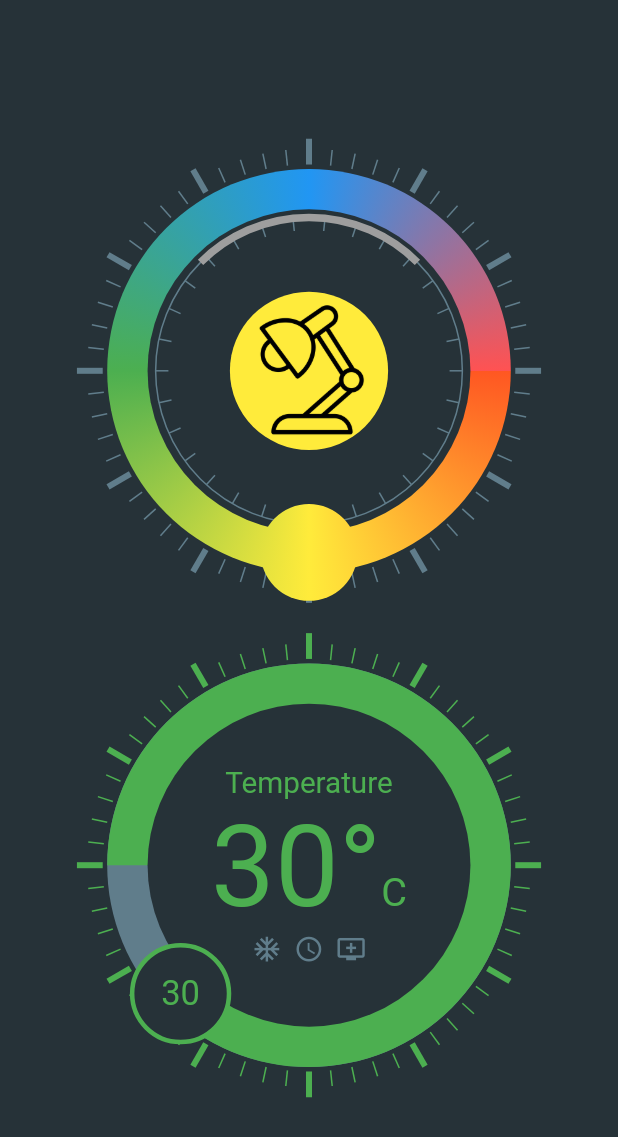
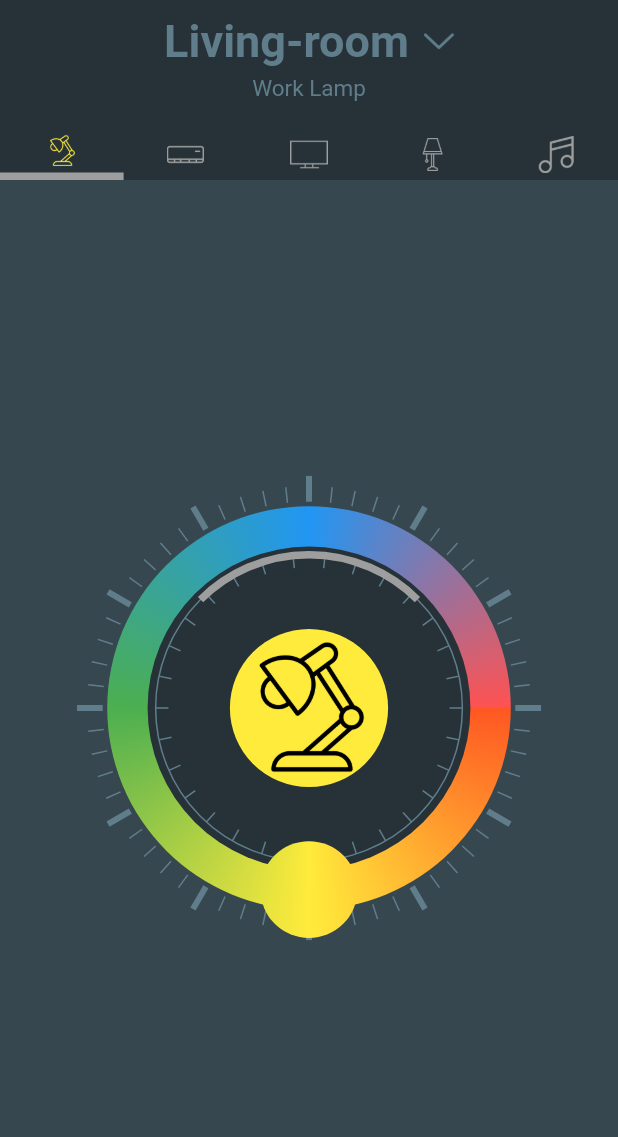
Before and after one commit to Abu-muhab/flutter_challenge_lagos, a Flutter app: the screen it shows after launch, on a phone screen of 412 x 824 dp. Shown: the top 1137 px of the screen. Run offline on Flutter 3.47's test engine with Material 2 defaults, Android fonts, the phone set to English and light mode, and no system bars.

Commit message:
view initial implementation

```diff
--- a/lib/main.dart
+++ b/lib/main.dart
@@ -1,6 +1,7 @@
 import 'package:flutter/material.dart';
 import 'package:flutter_lagos_challenge/widgets/knob_selector.dart';
 import 'package:flutter_lagos_challenge/widgets/number_knob_selector.dart';
+import 'package:flutter_lagos_challenge/widgets/view_holder.dart';
 
 void main() {
   runApp(MyApp());
@@ -26,32 +27,8 @@ class Home extends StatelessWidget {
         color: Colors.blueGrey[900]!,
         height: double.infinity,
         width: double.infinity,
-        child: Column(
-          mainAxisAlignment: MainAxisAlignment.center,
-          children: [
-            SizedBox(
-              width: MediaQuery.of(context).size.width * 0.8,
-              height: MediaQuery.of(context).size.width * 0.8,
-              child: KnobSelector(
-                icon: Image.asset(
-                  "images/lamp.png",
-                  fit: BoxFit.fill,
-                ),
-                iconContainerColor: Colors.yellow,
-                markingsColor: Colors.blueGrey,
-                fillColor: Colors.blueGrey[900]!,
-              ),
-            ),
-            SizedBox(
-              width: MediaQuery.of(context).size.width * 0.8,
-              height: MediaQuery.of(context).size.width * 0.8,
-              child: NumberKnobSelector(
-                trackColor: Colors.green,
-                markingsColor: Colors.blueGrey,
-                fillColor: Colors.blueGrey[900]!,
-              ),
-            )
-          ],
+        child: SafeArea(
+          child: ViewHolder(),
         ),
       ),
     );
--- /dev/null
+++ b/lib/views/ac.dart
@@ -0,0 +1,19 @@
+import 'package:flutter/material.dart';
+import 'package:flutter_lagos_challenge/widgets/number_knob_selector.dart';
+
+class AcView extends StatelessWidget {
+  @override
+  Widget build(BuildContext context) {
+    return Center(
+      child: SizedBox(
+        width: MediaQuery.of(context).size.width * 0.8,
+        height: MediaQuery.of(context).size.width * 0.8,
+        child: NumberKnobSelector(
+          trackColor: Colors.green,
+          markingsColor: Colors.blueGrey,
+          fillColor: Colors.blueGrey[900]!,
+        ),
+      ),
+    );
+  }
+}
--- /dev/null
+++ b/lib/views/lights.dart
@@ -0,0 +1,23 @@
+import 'package:flutter/material.dart';
+import 'package:flutter_lagos_challenge/widgets/knob_selector.dart';
+
+class LightsView extends StatelessWidget {
+  @override
+  Widget build(BuildContext context) {
+    return Center(
+      child: SizedBox(
+        width: MediaQuery.of(context).size.width * 0.8,
+        height: MediaQuery.of(context).size.width * 0.8,
+        child: KnobSelector(
+          icon: Image.asset(
+            "images/lamp.png",
+            fit: BoxFit.fill,
+          ),
+          iconContainerColor: Colors.yellow,
+          markingsColor: Colors.blueGrey,
+          fillColor: Colors.blueGrey[900]!,
+        ),
+      ),
+    );
+  }
+}
--- /dev/null
+++ b/lib/widgets/view_holder.dart
@@ -0,0 +1,166 @@
+import 'package:flutter/cupertino.dart';
+import 'package:flutter/material.dart';
+import 'package:flutter_lagos_challenge/views/ac.dart';
+import 'package:flutter_lagos_challenge/views/lights.dart';
+import 'package:flutter_lagos_challenge/widgets/view_menu.dart';
+
+class ViewHolder extends StatefulWidget {
+  @override
+  _ViewHolderState createState() => _ViewHolderState();
+}
+
+class _ViewHolderState extends State<ViewHolder> {
+  late View selectedView;
+
+  @override
+  void initState() {
+    selectedView = View.LIGHTS;
+    super.initState();
+  }
+
+  @override
+  Widget build(BuildContext context) {
+    return Scaffold(
+      body: Container(
+        color: Colors.blueGrey[800]!,
+        child: Column(
+          children: [
+            Container(
+              color: Colors.blueGrey[900]!,
+              child: Column(
+                mainAxisSize: MainAxisSize.min,
+                children: [
+                  SizedBox(
+                    height: 10,
+                  ),
+                  Row(
+                    crossAxisAlignment: CrossAxisAlignment.center,
+                    mainAxisAlignment: MainAxisAlignment.center,
+                    children: [
+                      Text(
+                        "Living-room",
+                        style: TextStyle(
+                            fontSize: 30,
+                            fontWeight: FontWeight.w600,
+                            color: Colors.blueGrey),
+                      ),
+                      SizedBox(
+                        width: 10,
+                      ),
+                      SizedBox(
+                        height: 20,
+                        width: 20,
+                        child: Image.asset(
+                          "images/down-arrow.png",
+                          color: Colors.blueGrey,
+                        ),
+                      )
+                    ],
+                  ),
+                  SizedBox(
+                    height: 5,
+                  ),
+                  Text(
+                    "Work Lamp",
+                    style: TextStyle(
+                        fontSize: 15,
+                        fontWeight: FontWeight.w400,
+                        color: Colors.blueGrey),
+                  ),
+                  SizedBox(
+                    height: 20,
+                  ),
+                  Container(
+                    child: Row(
+                      mainAxisAlignment: MainAxisAlignment.spaceBetween,
+                      children: [
+                        Expanded(
+                            child: ViewMenu(
+                          assetName: "images/lamp.png",
+                          color: Colors.yellow,
+                          selected: selectedView == View.LIGHTS,
+                          onTap: () {
+                            if (selectedView != View.LIGHTS) {
+                              setState(() {
+                                selectedView = View.LIGHTS;
+                              });
+                            }
+                          },
+                        )),
+                        Expanded(
+                            child: ViewMenu(
+                          color: Colors.green,
+                          assetName: "images/air-conditioner.png",
+                          selected: selectedView == View.AC,
+                          onTap: () {
+                            if (selectedView != View.AC) {
+                              setState(() {
+                                selectedView = View.AC;
+                              });
+                            }
+                          },
+                        )),
+                        Expanded(
+                            child: ViewMenu(
+                          assetName: "images/monitor.png",
+                          selected: selectedView == View.TV,
+                          onTap: () {
+                            if (selectedView != View.TV) {
+                              setState(() {
+                                selectedView = View.TV;
+                              });
+                            }
+                          },
+                        )),
+                        Expanded(
+                            child: ViewMenu(
+                          assetName: "images/lampp.png",
+                          selected: selectedView == View.READING_LAMP,
+                          onTap: () {
+                            if (selectedView != View.READING_LAMP) {
+                              setState(() {
+                                selectedView = View.READING_LAMP;
+                              });
+                            }
+                          },
+                        )),
+                        Expanded(
+                            child: ViewMenu(
+                          assetName: "images/musical-note.png",
+                          selected: selectedView == View.MUSIC,
+                          onTap: () {
+                            if (selectedView != View.MUSIC) {
+                              setState(() {
+                                selectedView = View.MUSIC;
+                              });
+                            }
+                          },
+                        ))
+                      ],
+                    ),
+                  )
+                ],
+              ),
+            ),
+            Expanded(
+                child: selectedView == View.LIGHTS
+                    ? LightsView()
+                    : selectedView == View.AC
+                        ? AcView()
+                        : Container(
+                            color: Colors.blueGrey[800]!,
+                            child: Center(
+                              child: Text(
+                                "",
+                                style: TextStyle(color: Colors.grey),
+                              ),
+                            ),
+                          ))
+          ],
+        ),
+      ),
+    );
+  }
+}
+
+enum View { LIGHTS, AC, TV, MUSIC, READING_LAMP }
--- /dev/null
+++ b/lib/widgets/view_menu.dart
@@ -0,0 +1,44 @@
+import 'package:flutter/material.dart';
+
+class ViewMenu extends StatelessWidget {
+  final bool selected;
+  final String assetName;
+  final Color color;
+  final VoidCallback? onTap;
+
+  ViewMenu(
+      {this.selected = false,
+      this.assetName = "",
+      this.onTap,
+      this.color = Colors.grey});
+
+  @override
+  Widget build(BuildContext context) {
+    return GestureDetector(
+      onTap: onTap,
+      child: Column(
+        mainAxisSize: MainAxisSize.min,
+        children: [
+          SizedBox(
+            child: Image.asset(
+              assetName,
+              color: selected ? color : Colors.grey,
+            ),
+            width: 25,
+            height: 25,
+          ),
+          SizedBox(
+            height: 2,
+          ),
+          selected == true
+              ? Container(
+                  height: 5,
+                  width: double.infinity,
+                  color: Colors.grey,
+                )
+              : Container()
+        ],
+      ),
+    );
+  }
+}
--- a/pubspec.yaml
+++ b/pubspec.yaml
@@ -47,6 +47,11 @@ flutter:
   # To add assets to your application, add an assets section, like this:
   assets:
     - images/lamp.png
+    - images/down-arrow.png
+    - images/monitor.png
+    - images/air-conditioner.png
+    - images/lampp.png
+    - images/musical-note.png
 
   # An image asset can refer to one or more resolution-specific "variants", see
   # https://flutter.dev/assets-and-images/#resolution-aware.
```
Also changed, not shown: lib/widgets/number_knob_selector.dart (+7 -6 lines), images/air-conditioner.png (added), images/down-arrow.png (added), images/lampp.png (added), images/monitor.png (added), images/musical-note.png (added).
